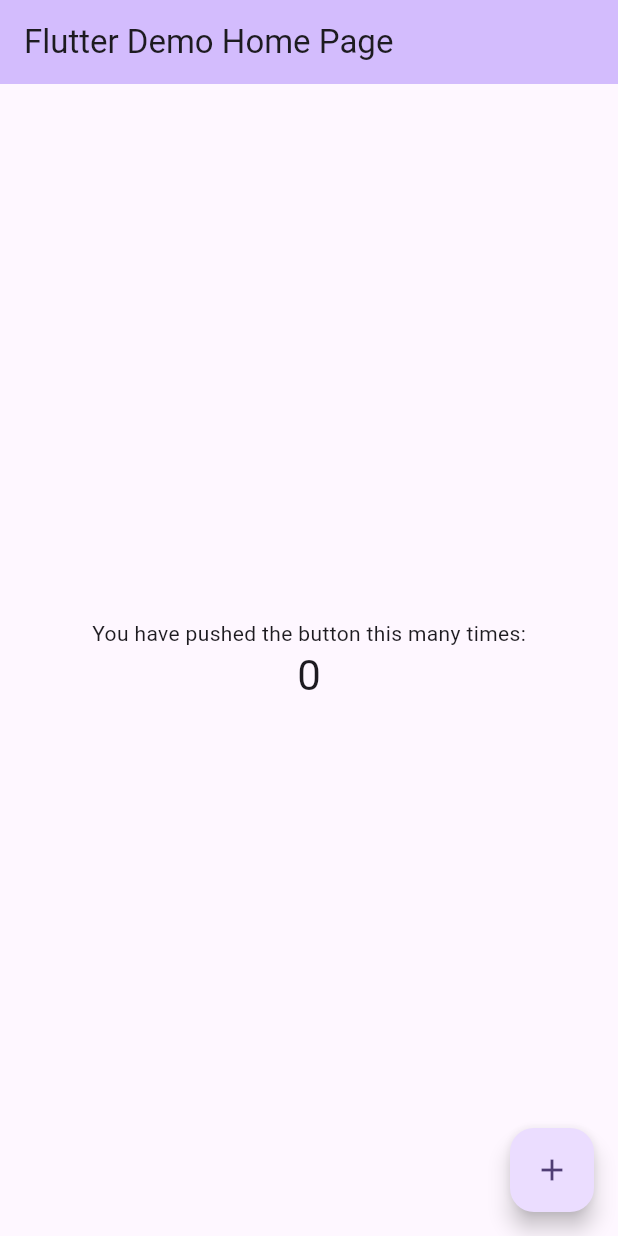
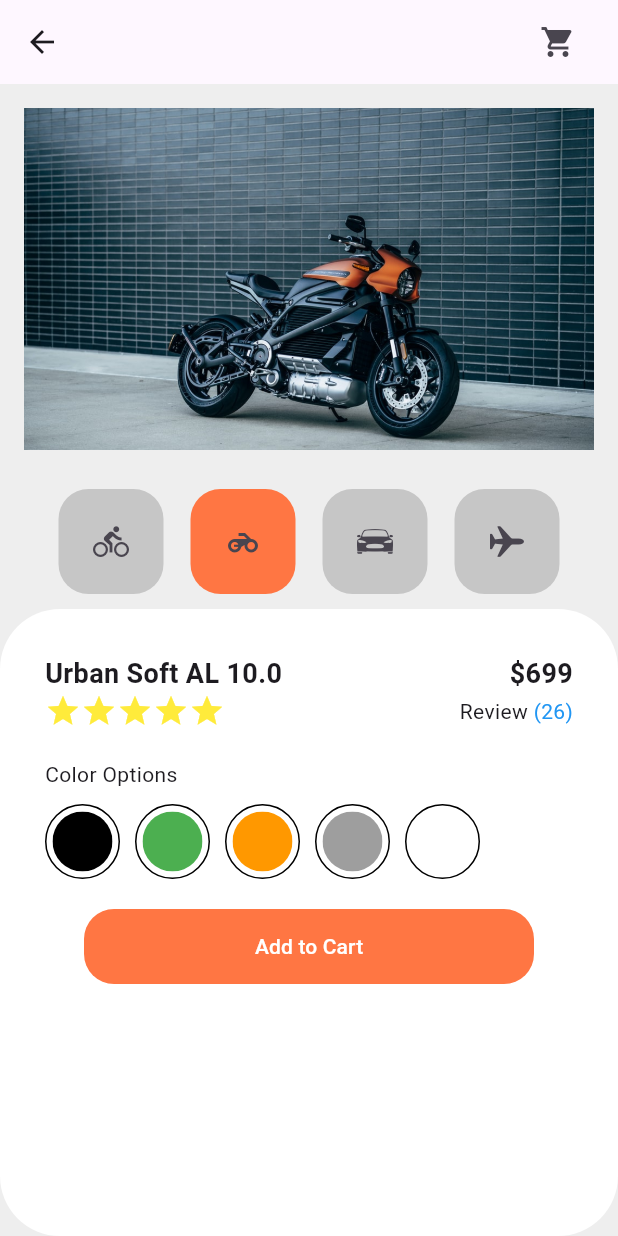
Before and after one commit to HyeonProG/flutter_shoppingcart, a Flutter app: the screen it shows after launch, on a phone screen of 412 x 824 dp. Run offline on Flutter 3.47's test engine with Material 3 defaults, Android fonts, the phone set to English and light mode, and no system bars.

Commit message:
쇼핑 카트 앱 만들어보기

```diff
--- a/lib/components/shoppingcart_detail.dart
+++ b/lib/components/shoppingcart_detail.dart
@@ -0,0 +1,169 @@
+import 'package:flutter/cupertino.dart';
+import 'package:flutter/material.dart';
+import 'package:flutter_shoppingcart/constants.dart';
+
+class ShoppingcartDetail extends StatelessWidget {
+  const ShoppingcartDetail({super.key});
+
+  @override
+  Widget build(BuildContext context) {
+    return Container(
+      decoration: BoxDecoration(
+        color: Colors.white,
+        borderRadius: BorderRadius.circular(40.0),
+      ),
+      child: Padding(
+        padding: const EdgeInsets.all(30.0),
+        child: Column(
+          children: [
+            _buildDetailNameAndPrice(),
+            _buildDetailRatingAndReviewCount(),
+            _buildDetailColorOptions(),
+            _buildDetailButton(context),
+          ],
+        ),
+      ),
+    );
+  } // end of build
+
+  Widget _buildDetailNameAndPrice() {
+    return Row(
+      mainAxisAlignment: MainAxisAlignment.spaceBetween,
+      children: [
+        Text(
+          'Urban Soft AL 10.0',
+          style: TextStyle(
+            fontSize: 18,
+            fontWeight: FontWeight.bold,
+          ),
+        ),
+        Text(
+          '\$699',
+          style: TextStyle(
+            fontSize: 18,
+            fontWeight: FontWeight.bold,
+          ),
+        ),
+      ],
+    );
+  } // end of _buildDetailNameAndPrice
+
+  Widget _buildDetailRatingAndReviewCount() {
+    return Padding(
+      padding: const EdgeInsets.only(bottom: 20.0),
+      child: Row(
+        children: [
+          Icon(Icons.star, color: Colors.yellow),
+          Icon(Icons.star, color: Colors.yellow),
+          Icon(Icons.star, color: Colors.yellow),
+          Icon(Icons.star, color: Colors.yellow),
+          Icon(Icons.star, color: Colors.yellow),
+          Spacer(), // Row 위젯 기준으로 남은 여백 다 차지
+          Text('Review '),
+          Text(
+            '(26)',
+            style: TextStyle(color: Colors.blue),
+          ),
+        ],
+      ),
+    );
+  } // end of _buildDetailRatingAndReviewCount
+
+  Widget _buildDetailColorOptions() {
+    return Padding(
+      padding: const EdgeInsets.only(bottom: 20.0),
+      child: Column(
+        crossAxisAlignment: CrossAxisAlignment.start,
+        children: [
+          Text('Color Options'),
+          SizedBox(height: 10),
+          Row(
+            children: [
+              // 재 사용을 위해 함수로 설계
+              _buildDetailIcons(Colors.black),
+              _buildDetailIcons(Colors.green),
+              _buildDetailIcons(Colors.orange),
+              _buildDetailIcons(Colors.grey),
+              _buildDetailIcons(Colors.white),
+            ],
+          ),
+        ],
+      ),
+    );
+  } // end of _buildDetailColorOptions
+
+  // 추후 여러번 호출 해야한다.
+  Widget _buildDetailIcons(Color mColor) {
+    return Padding(
+      padding: const EdgeInsets.only(right: 10.0),
+      child: Stack(
+        children: [
+          Container(
+            width: 50,
+            height: 50,
+            decoration: BoxDecoration(
+              color: Colors.white,
+              border: Border.all(),
+              shape: BoxShape.circle,
+            ),
+          ),
+          Positioned(
+            left: 5,
+            top: 5,
+            child: ClipOval(
+              child: Container(
+                color: mColor,
+                width: 40,
+                height: 40,
+              ),
+            ),
+          ),
+        ],
+      ),
+    );
+  } // end of _buildDetailIcons
+
+  Widget _buildDetailButton(BuildContext context) {
+    return Align(
+      child: TextButton(
+        onPressed: () {
+          // alert dialog 사용법
+          // 플랫폼 별 준비가 되어있음.
+          // 1. showDialog 호출
+          // 2. ios --> showCupertinoDialog 함수
+          // 3.
+          showCupertinoDialog(
+              context: context,
+              builder: (context) {
+                return CupertinoAlertDialog(
+                  actions: [
+                    CupertinoDialogAction(
+                      child: Text('확인'),
+                      onPressed: () {
+                        // Navigator란
+                        // 플러터 프레임워크가 화면간 이동 시
+                        // 위젯들을 스택 구조로 관리해주는 객체이다.
+                        Navigator.pop(context);
+                      },
+                    ),
+                  ],
+                );
+              });
+        },
+        style: TextButton.styleFrom(
+          backgroundColor: kAccentColor,
+          minimumSize: Size(300, 50),
+          shape: RoundedRectangleBorder(
+            borderRadius: BorderRadius.circular(20),
+          ),
+        ),
+        child: Text(
+          'Add to Cart',
+          style: TextStyle(
+            color: Colors.white,
+          ),
+        ),
+      ),
+    );
+  }
+} // end of ShoppingcartDetail
--- a/lib/components/shoppingcart_header.dart
+++ b/lib/components/shoppingcart_header.dart
@@ -0,0 +1,78 @@
+import 'package:flutter/cupertino.dart';
+import 'package:flutter/material.dart';
+import 'package:flutter/widgets.dart';
+import 'package:flutter_shoppingcart/constants.dart';
+
+class ShoppingcartHeader extends StatefulWidget {
+  const ShoppingcartHeader({super.key});
+
+  @override
+  State<ShoppingcartHeader> createState() => _ShoppingcartHeaderState();
+}
+
+class _ShoppingcartHeaderState extends State<ShoppingcartHeader> {
+  int selectedId = 1;
+  List<String> selectedPic = [
+    'assets/p1.jpeg',
+    'assets/p2.jpeg',
+    'assets/p3.jpeg',
+    'assets/p4.jpeg',
+  ];
+
+  @override
+  Widget build(BuildContext context) {
+    return Column(
+      children: [
+        _buildHeaderPic(),
+        _buildHeaderSelector(),
+      ],
+    );
+  }
+
+  Widget _buildHeaderPic() {
+    return Padding(
+      padding: const EdgeInsets.all(16.0),
+      child: AspectRatio(
+        aspectRatio: 5 / 3, // 5 : 3 비율로 사진 설정
+        child: Image.asset(
+          selectedPic[selectedId],
+          fit: BoxFit.cover,
+        ),
+      ),
+    );
+  } // end of _buildHeaderPic
+
+  Widget _buildHeaderSelector() {
+    return Padding(
+      padding: const EdgeInsets.only(left: 30, right: 30, top: 10, bottom: 10),
+      child: Row(
+        mainAxisAlignment: MainAxisAlignment.spaceAround,
+        children: [
+          _buildHeaderSelectorButton(0, Icons.directions_bike),
+          _buildHeaderSelectorButton(1, Icons.motorcycle),
+          _buildHeaderSelectorButton(2, CupertinoIcons.car_detailed),
+          _buildHeaderSelectorButton(3, CupertinoIcons.airplane),
+        ],
+      ),
+    );
+  } // end of _buildHeaderSelector
+
+  Widget _buildHeaderSelectorButton(int id, IconData mIcon) {
+    return Container(
+      width: 70,
+      height: 70,
+      decoration: BoxDecoration(
+        color: id == selectedId ? kAccentColor : kSecondaryColor,
+        borderRadius: BorderRadius.circular(20.0),
+      ),
+      child: IconButton(
+        onPressed: () {
+          setState(() {
+            selectedId = id;
+          });
+        },
+        icon: Icon(mIcon),
+      ),
+    );
+  } // end of _buildHeaderSelectorButton
+} // end of _ShoppingcartHeaderState
--- a/lib/constants.dart
+++ b/lib/constants.dart
@@ -0,0 +1,20 @@
+import 'package:flutter/material.dart';
+
+const kPrimaryColor = MaterialColor(
+  0xFFeeeeee,
+  <int, Color>{
+    50: Color(0xFFeeeeee),
+    100: Color(0xFFeeeeee),
+    200: Color(0xFFeeeeee),
+    300: Color(0xFFeeeeee),
+    400: Color(0xFFeeeeee),
+    500: Color(0xFFeeeeee),
+    600: Color(0xFFeeeeee),
+    700: Color(0xFFeeeeee),
+    800: Color(0xFFeeeeee),
+    900: Color(0xFFeeeeee),
+  },
+);
+
+const kSecondaryColor = Color(0xFFc6c6c6); // 기본 버튼 색
+const kAccentColor = Color(0xFFff7643); // 활성화 버튼 색
--- a/lib/main.dart
+++ b/lib/main.dart
@@ -1,4 +1,7 @@
 import 'package:flutter/material.dart';
+import 'package:flutter_shoppingcart/components/shoppingcart_detail.dart';
+import 'package:flutter_shoppingcart/components/shoppingcart_header.dart';
+import 'package:flutter_shoppingcart/theme.dart';
 
 void main() {
   runApp(const MyApp());
@@ -7,119 +10,49 @@ void main() {
 class MyApp extends StatelessWidget {
   const MyApp({super.key});
 
-  // This widget is the root of your application.
   @override
   Widget build(BuildContext context) {
     return MaterialApp(
-      title: 'Flutter Demo',
-      theme: ThemeData(
-        // This is the theme of your application.
-        //
-        // TRY THIS: Try running your application with "flutter run". You'll see
-        // the application has a purple toolbar. Then, without quitting the app,
-        // try changing the seedColor in the colorScheme below to Colors.green
-        // and then invoke "hot reload" (save your changes or press the "hot
-        // reload" button in a Flutter-supported IDE, or press "r" if you used
-        // the command line to start the app).
-        //
-        // Notice that the counter didn't reset back to zero; the application
-        // state is not lost during the reload. To reset the state, use hot
-        // restart instead.
-        //
-        // This works for code too, not just values: Most code changes can be
-        // tested with just a hot reload.
-        colorScheme: ColorScheme.fromSeed(seedColor: Colors.deepPurple),
-        useMaterial3: true,
-      ),
-      home: const MyHomePage(title: 'Flutter Demo Home Page'),
+      debugShowCheckedModeBanner: false,
+      theme: theme(),
+      home: SafeArea(child: ShoppingCartPage()),
     );
   }
 }
 
-class MyHomePage extends StatefulWidget {
-  const MyHomePage({super.key, required this.title});
-
-  // This widget is the home page of your application. It is stateful, meaning
-  // that it has a State object (defined below) that contains fields that affect
-  // how it looks.
-
-  // This class is the configuration for the state. It holds the values (in this
-  // case the title) provided by the parent (in this case the App widget) and
-  // used by the build method of the State. Fields in a Widget subclass are
-  // always marked "final".
-
-  final String title;
-
-  @override
-  State<MyHomePage> createState() => _MyHomePageState();
-}
-
-class _MyHomePageState extends State<MyHomePage> {
-  int _counter = 0;
-
-  void _incrementCounter() {
-    setState(() {
-      // This call to setState tells the Flutter framework that something has
-      // changed in this State, which causes it to rerun the build method below
-      // so that the display can reflect the updated values. If we changed
-      // _counter without calling setState(), then the build method would not be
-      // called again, and so nothing would appear to happen.
-      _counter++;
-    });
-  }
+class ShoppingCartPage extends StatelessWidget {
+  const ShoppingCartPage({super.key});
 
   @override
   Widget build(BuildContext context) {
-    // This method is rerun every time setState is called, for instance as done
-    // by the _incrementCounter method above.
-    //
-    // The Flutter framework has been optimized to make rerunning build methods
-    // fast, so that you can just rebuild anything that needs updating rather
-    // than having to individually change instances of widgets.
     return Scaffold(
-      appBar: AppBar(
-        // TRY THIS: Try changing the color here to a specific color (to
-        // Colors.amber, perhaps?) and trigger a hot reload to see the AppBar
-        // change color while the other colors stay the same.
-        backgroundColor: Theme.of(context).colorScheme.inversePrimary,
-        // Here we take the value from the MyHomePage object that was created by
-        // the App.build method, and use it to set our appbar title.
-        title: Text(widget.title),
+      appBar: _buildShoppingCartAppBar(),
+      body: Column(
+        children: [
+          ShoppingcartHeader(),
+          Expanded(
+            child: ShoppingcartDetail(),
+          ),
+        ],
       ),
-      body: Center(
-        // Center is a layout widget. It takes a single child and positions it
-        // in the middle of the parent.
-        child: Column(
-          // Column is also a layout widget. It takes a list of children and
-          // arranges them vertically. By default, it sizes itself to fit its
-          // children horizontally, and tries to be as tall as its parent.
-          //
-          // Column has various properties to control how it sizes itself and
-          // how it positions its children. Here we use mainAxisAlignment to
-          // center the children vertically; the main axis here is the vertical
-          // axis because Columns are vertical (the cross axis would be
-          // horizontal).
-          //
-          // TRY THIS: Invoke "debug painting" (choose the "Toggle Debug Paint"
-          // action in the IDE, or press "p" in the console), to see the
-          // wireframe for each widget.
-          mainAxisAlignment: MainAxisAlignment.center,
-          children: <Widget>[
-            const Text(
-              'You have pushed the button this many times:',
-            ),
-            Text(
-              '$_counter',
-              style: Theme.of(context).textTheme.headlineMedium,
-            ),
-          ],
+    );
+  }
+
+  // private 메서드 만들어 보기
+  AppBar _buildShoppingCartAppBar() {
+    return AppBar(
+      leading: IconButton(
+        onPressed: () {},
+        icon: Icon(Icons.arrow_back),
+      ),
+      actions: [
+        IconButton(
+          onPressed: () {},
+          icon: Icon(Icons.shopping_cart),
         ),
-      ),
-      floatingActionButton: FloatingActionButton(
-        onPressed: _incrementCounter,
-        tooltip: 'Increment',
-        child: const Icon(Icons.add),
-      ), // This trailing comma makes auto-formatting nicer for build methods.
+        SizedBox(width: 16),
+      ],
+      elevation: 0.0,
     );
   }
 }
--- a/lib/theme.dart
+++ b/lib/theme.dart
@@ -0,0 +1,9 @@
+import 'package:flutter/material.dart';
+import 'package:flutter_shoppingcart/constants.dart';
+
+ThemeData theme() {
+  return ThemeData(
+    primarySwatch: kPrimaryColor,
+    scaffoldBackgroundColor: kPrimaryColor,
+  );
+}
```
Also changed, not shown: assets/p1.jpeg (added), assets/p2.jpeg (added), assets/p3.jpeg (added), assets/p4.jpeg (added).
